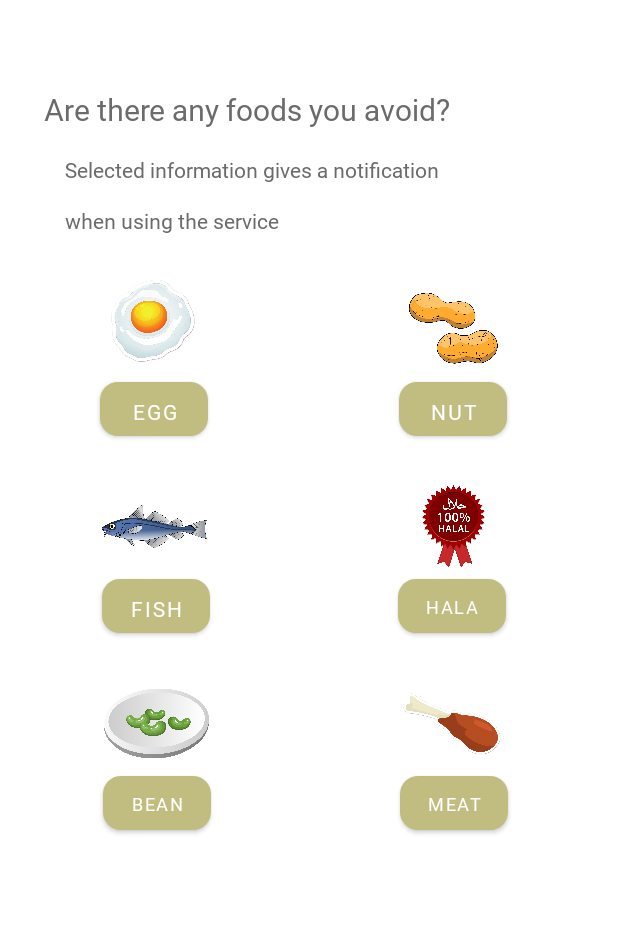
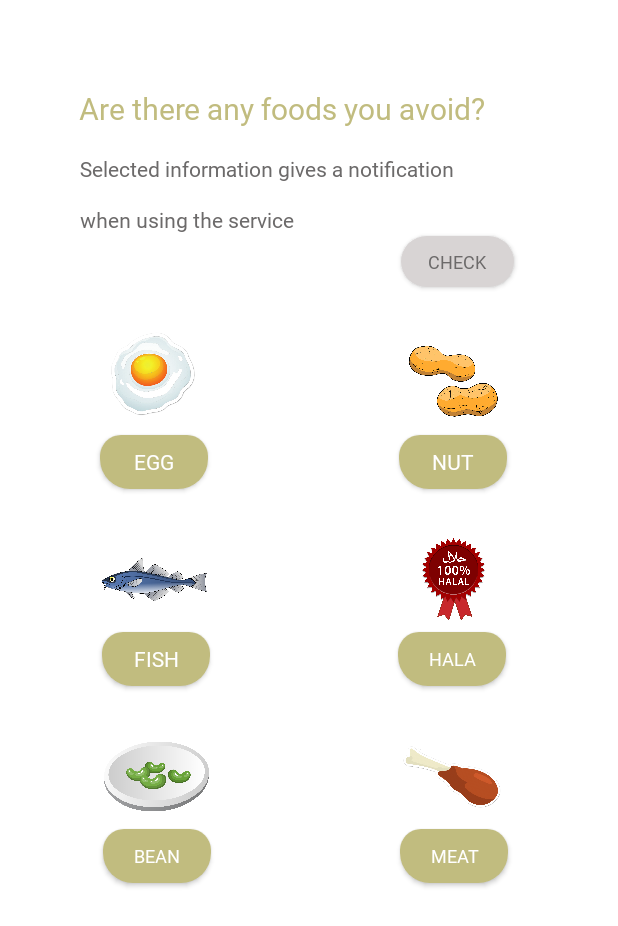
Before and after one commit to 2021-SMHRD-KDT-New-AI-1/YummyYummy, an Android app: the RegisterAllergyActivity screen opened directly, with no data from a screen before it, on a phone screen of 412 x 824 dp. Shown: the top 926 px of the screen. Run offline under Robolectric (Android 15) with nearby library versions, the phone set to English and light mode, and no system bars.

Commit message:
로그인페이지,회원가입페이지,알레르기페이지,음식정보창에대한 xml 입니다.

```diff
--- /dev/null
+++ b/app/src/main/java/com/chj/yummyproject/foodinfo.java
@@ -0,0 +1,4 @@
+package com.chj.yummyproject;
+
+public class foodinfo {
+}
--- a/app/src/main/res/drawable/btn_round.xml
+++ b/app/src/main/res/drawable/btn_round.xml
@@ -5,8 +5,8 @@
     android:shape="rectangle" >
     <solid android:color="#C1BC7F" />
     <corners
-        android:bottomLeftRadius="12dp"
-        android:bottomRightRadius="12dp"
-        android:topLeftRadius="12dp"
-        android:topRightRadius="12dp" />
+        android:bottomLeftRadius="20dp"
+        android:bottomRightRadius="20dp"
+        android:topLeftRadius="14dp"
+        android:topRightRadius="14dp" />
 </shape>
--- /dev/null
+++ b/app/src/main/res/drawable/btn_round_white.xml
@@ -0,0 +1,12 @@
+<?xml version="1.0" encoding="utf-8"?>
+
+<shape xmlns:android="http://schemas.android.com/apk/res/android"
+    android:padding="10dp"
+    android:shape="rectangle" >
+    <solid android:color="#F4F4F4" />
+    <corners
+        android:bottomLeftRadius="30dp"
+        android:bottomRightRadius="30dp"
+        android:topLeftRadius="30dp"
+        android:topRightRadius="30dp" />
+</shape>
--- a/app/src/main/res/layout/activity_register_allergy.xml
+++ b/app/src/main/res/layout/activity_register_allergy.xml
@@ -4,7 +4,9 @@
     xmlns:tools="http://schemas.android.com/tools"
     android:layout_width="match_parent"
     android:layout_height="match_parent"
+    android:background="#FFFFFF"
     tools:context=".RegisterAllergyActivity">
+
 
     <TextView
         android:id="@+id/edt_title"
@@ -15,16 +17,15 @@
         android:ems="10"
         android:fontFamily="@font/marubold"
         android:inputType="textPersonName"
-        android:textColor="#6C6A6A"
+        android:text="     Are there any foods you avoid?"
+        android:textColor="#C1BC7F"
         android:textSize="20sp"
         app:layout_constraintBottom_toBottomOf="parent"
         app:layout_constraintEnd_toEndOf="parent"
         app:layout_constraintHorizontal_bias="0.487"
         app:layout_constraintStart_toStartOf="parent"
         app:layout_constraintTop_toTopOf="parent"
-        app:layout_constraintVertical_bias="0.076"
-        android:text="Are there any foods you avoid?"
-        />
+        app:layout_constraintVertical_bias="0.075" />
 
     <TextView
         android:id="@+id/edt_title2"
@@ -32,7 +33,7 @@
         android:layout_height="27dp"
         android:fontFamily="@font/marubold"
         android:inputType="textPersonName"
-        android:text="Selected information gives a notification"
+        android:text="   Selected information gives a notification"
         android:textColor="#FF6C6A6A"
         app:layout_constraintBottom_toBottomOf="parent"
         app:layout_constraintEnd_toEndOf="@+id/edt_title"
@@ -44,15 +45,15 @@
 
     <TextView
         android:id="@+id/edt_title3"
-        android:layout_width="317dp"
-        android:layout_height="27dp"
+        android:layout_width="224dp"
+        android:layout_height="31dp"
         android:fontFamily="@font/marubold"
         android:inputType="textPersonName"
-        android:text="when using the service"
+        android:text="   when using the service"
         android:textColor="#FF6C6A6A"
         app:layout_constraintBottom_toBottomOf="parent"
         app:layout_constraintEnd_toEndOf="@+id/edt_title2"
-        app:layout_constraintHorizontal_bias="0.531"
+        app:layout_constraintHorizontal_bias="0.0"
         app:layout_constraintStart_toStartOf="@+id/edt_title2"
         app:layout_constraintTop_toBottomOf="@+id/edt_title"
 
@@ -63,9 +64,10 @@
         android:layout_width="72dp"
         android:layout_height="36dp"
         android:background="@drawable/btn_round"
-        android:backgroundTint="#A5CC78"
+        android:backgroundTint="#C1BC7F"
         android:fontFamily="@font/marubold"
         android:text="egg"
+        android:textColor="#FFFFFF"
         android:textSize="14sp"
         app:layout_constraintEnd_toEndOf="@+id/imageView4"
         app:layout_constraintStart_toStartOf="@+id/imageView4"
@@ -76,9 +78,10 @@
         android:layout_width="72dp"
         android:layout_height="36dp"
         android:background="@drawable/btn_round"
-        android:backgroundTint="#A5CC78"
+        android:backgroundTint="#C1BC7F"
         android:fontFamily="@font/marubold"
         android:text="nut"
+        android:textColor="#FFFFFF"
         android:textSize="14sp"
         app:layout_constraintEnd_toEndOf="@+id/imageView6"
         app:layout_constraintStart_toStartOf="@+id/imageView6"
@@ -89,9 +92,10 @@
         android:layout_width="72dp"
         android:layout_height="36dp"
         android:background="@drawable/btn_round"
-        android:backgroundTint="#A5CC78"
+        android:backgroundTint="#C1BC7F"
         android:fontFamily="@font/marubold"
         android:text="fish"
+        android:textColor="#FFFFFF"
         android:textSize="14sp"
         app:layout_constraintEnd_toEndOf="@+id/imageView5"
         app:layout_constraintHorizontal_bias="0.0"
@@ -103,9 +107,10 @@
         android:layout_width="72dp"
         android:layout_height="36dp"
         android:background="@drawable/btn_round"
-        android:backgroundTint="#A5CC78"
+        android:backgroundTint="#C1BC7F"
         android:fontFamily="@font/marubold"
         android:text="hala"
+        android:textColor="#FFFFFF"
         android:textSize="12sp"
         app:layout_constraintEnd_toEndOf="@+id/imageView8"
         app:layout_constraintHorizontal_bias="1.0"
@@ -117,22 +122,44 @@
         android:layout_width="72dp"
         android:layout_height="36dp"
         android:background="@drawable/btn_round"
-        android:backgroundTint="#A5CC78"
+        android:backgroundTint="#C1BC7F"
         android:fontFamily="@font/marubold"
         android:text="bean"
+        android:textColor="#FFFFFF"
         android:textSize="12sp"
         app:layout_constraintEnd_toEndOf="@+id/imageView3"
         app:layout_constraintStart_toStartOf="@+id/imageView3"
         app:layout_constraintTop_toBottomOf="@+id/imageView3" />
 
     <Button
+        android:id="@+id/btn_check"
+        android:layout_width="75dp"
+        android:layout_height="34dp"
+        android:background="@drawable/btn_round_white"
+        android:backgroundTint="#D8D4D4"
+        android:fontFamily="@font/marubold"
+        android:text="check"
+        android:textColor="#FF6C6A6A"
+        android:textColorHighlight="#FDFBFB"
+        android:textColorHint="#F6F4F4"
+        android:textColorLink="#F1EBEB"
+        android:textSize="12sp"
+        app:layout_constraintBottom_toBottomOf="parent"
+        app:layout_constraintEnd_toEndOf="parent"
+        app:layout_constraintHorizontal_bias="0.794"
+        app:layout_constraintStart_toStartOf="parent"
+        app:layout_constraintTop_toTopOf="parent"
+        app:layout_constraintVertical_bias="0.199" />
+
+    <Button
         android:id="@+id/btn6"
         android:layout_width="72dp"
         android:layout_height="36dp"
         android:background="@drawable/btn_round"
-        android:backgroundTint="#A5CC78"
+        android:backgroundTint="#C1BC7F"
         android:fontFamily="@font/marubold"
         android:text="meat"
+        android:textColor="#FFFFFF"
         android:textSize="12sp"
         app:layout_constraintEnd_toEndOf="@+id/imageView7"
         app:layout_constraintStart_toStartOf="@+id/imageView7"
@@ -153,9 +180,9 @@
         android:layout_width="70dp"
         android:layout_height="70dp"
         android:layout_marginStart="24dp"
-        android:layout_marginTop="20dp"
-        app:layout_constraintStart_toStartOf="@+id/edt_title3"
-        app:layout_constraintTop_toBottomOf="@+id/edt_title3"
+        android:layout_marginTop="90dp"
+        app:layout_constraintStart_toStartOf="@+id/edt_title2"
+        app:layout_constraintTop_toBottomOf="@+id/edt_title2"
         app:srcCompat="@drawable/egg" />
 
     <ImageView
@@ -172,10 +199,10 @@
         android:id="@+id/imageView6"
         android:layout_width="70dp"
         android:layout_height="70dp"
-        android:layout_marginTop="20dp"
+        android:layout_marginTop="90dp"
         android:layout_marginEnd="24dp"
-        app:layout_constraintEnd_toEndOf="@+id/edt_title3"
-        app:layout_constraintTop_toBottomOf="@+id/edt_title3"
+        app:layout_constraintEnd_toEndOf="@+id/edt_title2"
+        app:layout_constraintTop_toBottomOf="@+id/edt_title2"
         app:srcCompat="@drawable/peanuts" />
 
     <ImageView
--- a/app/src/main/res/values-night/themes.xml
+++ b/app/src/main/res/values-night/themes.xml
@@ -1,6 +1,6 @@
 <resources xmlns:tools="http://schemas.android.com/tools">
     <!-- Base application theme. -->
-    <style name="Theme.YummyPorject" parent="Theme.MaterialComponents.DayNight.DarkActionBar">
+    <style name="Theme.YummyPorject" parent="Theme.AppCompat.DayNight.DarkActionBar">
         <!-- Primary brand color. -->
         <item name="colorPrimary">@color/purple_200</item>
         <item name="colorPrimaryVariant">@color/purple_700</item>
--- a/app/src/main/res/values/themes.xml
+++ b/app/src/main/res/values/themes.xml
@@ -1,6 +1,6 @@
 <resources xmlns:tools="http://schemas.android.com/tools">
     <!-- Base application theme. -->
-    <style name="Theme.YummyPorject" parent="Theme.MaterialComponents.DayNight.NoActionBar">
+    <style name="Theme.YummyPorject" parent="Theme.AppCompat.Light.NoActionBar">
         <!-- Primary brand color. -->
         <item name="colorPrimary">#C1BC7F</item>
         <item name="colorPrimaryVariant">@color/purple_700</item>
```
Also changed, not shown: app/src/main/res/drawable/background_round.xml (added, +12 -0 lines), app/src/main/res/layout/activity_login.xml (+33 -16 lines), app/src/main/res/layout/activity_register.xml (+39 -19 lines), app/src/main/res/layout/foodinfo.xml (added, +135 -0 lines), 1 other file.
